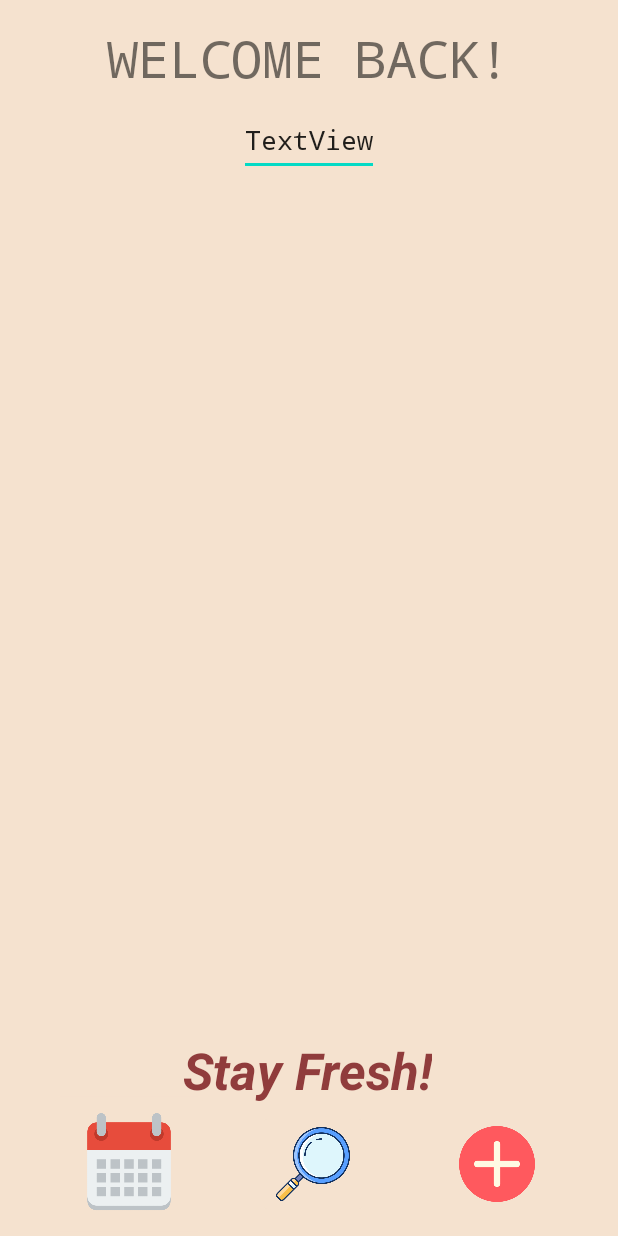
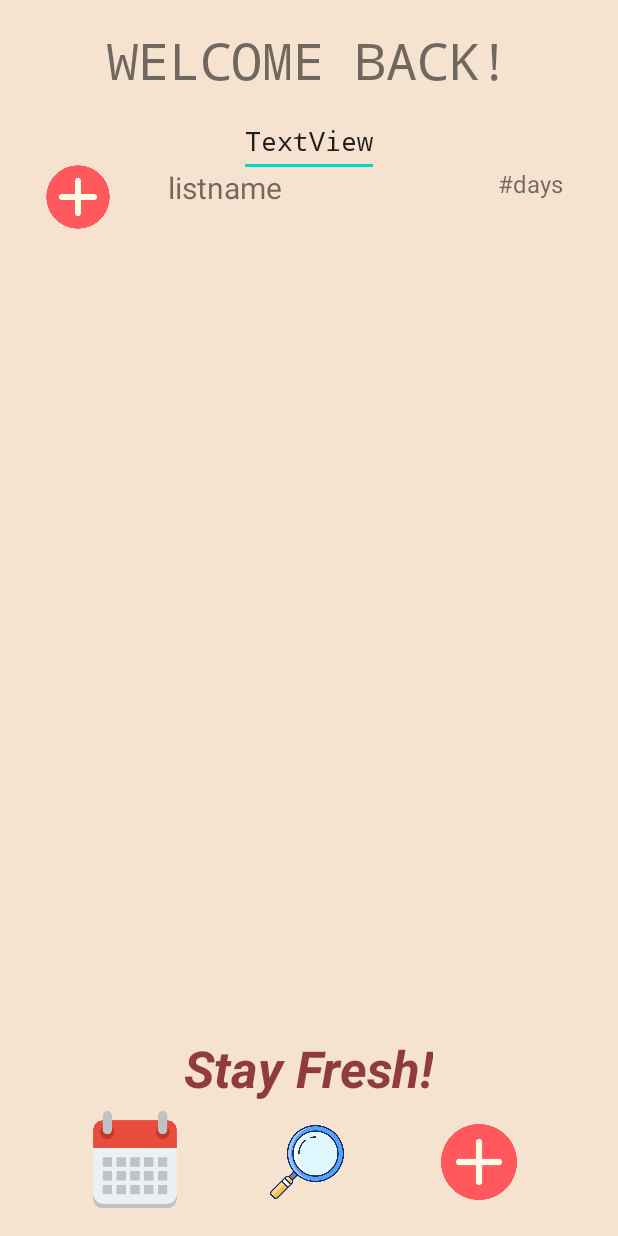
Before and after one commit to DDRanderson/AppProgGroupProject, an Android app: the ProfileActivity screen opened directly, with no data from a screen before it, on a phone screen of 412 x 824 dp. Run offline under Robolectric (Android 15) with nearby library versions, the phone set to English and light mode, and no system bars; 1 statement that could not run was skipped.

Commit message:
homescreen updated
added & formatted list item

```diff
--- a/app/src/main/res/layout/homescreen.xml
+++ b/app/src/main/res/layout/homescreen.xml
@@ -1,11 +1,55 @@
 <?xml version="1.0" encoding="utf-8"?>
-<androidx.constraintlayout.widget.ConstraintLayout xmlns:android="http://schemas.android.com/apk/res/android"
+<androidx.constraintlayout.widget.ConstraintLayout
+    xmlns:android="http://schemas.android.com/apk/res/android"
     xmlns:app="http://schemas.android.com/apk/res-auto"
     xmlns:tools="http://schemas.android.com/tools"
+    android:paddingStart="12dp"
+    android:paddingEnd="12dp"
+    android:paddingVertical="1dp"
+    android:paddingHorizontal="10dp"
+    app:cardCornerRadius="20dp"
+    app:cardElevation="8dp"
     android:id="@+id/constraintLayout2"
     android:layout_width="match_parent"
     android:layout_height="match_parent"
     android:background="@color/leftoverTrackerColor">
+
+    <RelativeLayout
+        android:layout_width="match_parent"
+        android:layout_height="wrap_content">
+
+        <com.google.android.material.imageview.ShapeableImageView
+            android:layout_width="60dp"
+            android:layout_height="60dp"
+            android:id="@+id/listImage"
+            android:src="@drawable/add"
+            android:scaleType="centerCrop"
+            android:layout_marginStart="10dp"
+            android:layout_marginBottom="10dp"
+            android:layout_marginTop="100dp"
+            app:shapeAppearanceOverlay="@style/roundedImageViewRounded"/>
+
+        <TextView
+            android:layout_width="120dp"
+            android:layout_height="30dp"
+            android:id="@+id/listName"
+            android:text="@string/listName"
+            android:textSize="20sp"
+            android:layout_marginTop="110dp"
+            android:layout_marginStart="30dp"
+            android:layout_toEndOf="@id/listImage"/>
+
+        <TextView
+            android:layout_width="80dp"
+            android:layout_height="30dp"
+            android:id="@+id/listTime"
+            android:text="@string/daysLeft"
+            android:textSize="16sp"
+            android:layout_toEndOf="@id/listName"
+            android:layout_marginTop="110dp"
+            android:layout_marginStart="100dp"/>
+
+    </RelativeLayout>
 
     <ImageButton
         android:id="@+id/buttonCalendar"
--- a/app/src/main/res/values/strings.xml
+++ b/app/src/main/res/values/strings.xml
@@ -21,4 +21,6 @@
     <string name="email">Email</string>
     <string name="fillVals">Please fill in all data below</string>
     <string name="submit">Submit</string>
+    <string name="listName">listname</string>
+    <string name="daysLeft">#days</string>
 </resources>
--- a/app/src/main/res/values/themes.xml
+++ b/app/src/main/res/values/themes.xml
@@ -19,4 +19,9 @@
         <item name="android:statusBarColor">?attr/colorPrimaryVariant</item>
         <!-- Customize your theme here. -->
     </style>
+
+    <style name="roundedImageViewRounded">
+        <item name="cornerFamily">rounded</item>
+        <item name="cornerSize">50%</item>
+    </style>
 </resources>
```
